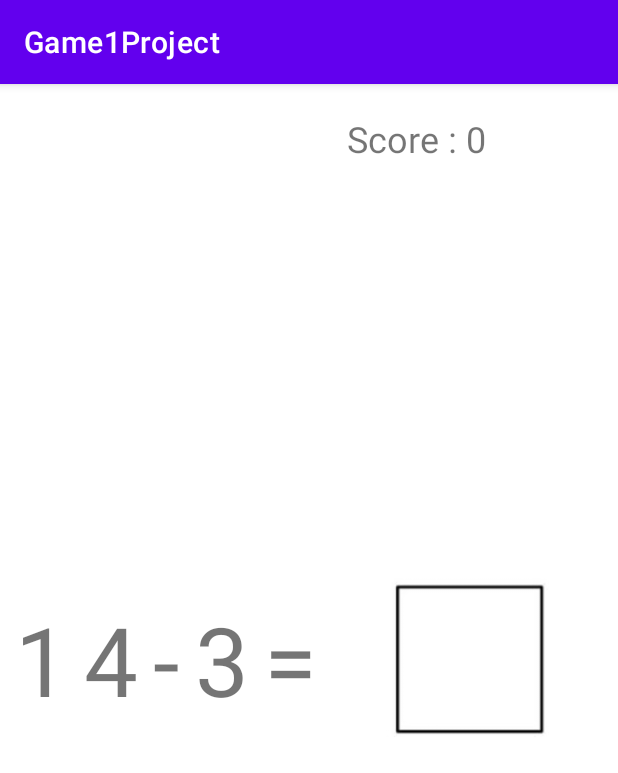
After one commit to leolina07122/Mobile-Application-Group-Project, an Android app: the Stage_Alex1 screen opened directly, with no data from a screen before it, on a phone screen of 412 x 824 dp. The commit adds this screen. Shown: the top 773 px of the screen. Run offline under Robolectric (Android 15) with nearby library versions, the phone set to English and light mode, and no system bars.

Commit message:
Complete two stage by Lee Ming

```diff
--- a/app/build.gradle
+++ b/app/build.gradle
@@ -26,6 +26,9 @@ android {
         sourceCompatibility JavaVersion.VERSION_1_8
         targetCompatibility JavaVersion.VERSION_1_8
     }
+    buildFeatures {
+        viewBinding true
+    }
 }
 
 dependencies {
@@ -33,6 +36,8 @@ dependencies {
     implementation 'androidx.appcompat:appcompat:1.6.1'
     implementation 'com.google.android.material:material:1.8.0'
     implementation 'androidx.constraintlayout:constraintlayout:2.1.4'
+    implementation 'androidx.navigation:navigation-fragment:2.4.1'
+    implementation 'androidx.navigation:navigation-ui:2.4.1'
     testImplementation 'junit:junit:4.13.2'
     androidTestImplementation 'androidx.test.ext:junit:1.1.5'
     androidTestImplementation 'androidx.test.espresso:espresso-core:3.5.1'
--- a/app/src/main/java/com/example/game1project/SecondStage.java
+++ b/app/src/main/java/com/example/game1project/SecondStage.java
@@ -196,7 +196,7 @@ public class SecondStage extends AppCompatActivity implements View.OnClickListen
                         bundle.putInt("score", score);
                         // Please change the class name to other class name that you are using
                         // To pass the data to another class
-                        Intent intent = new Intent(SecondStage.this,SecondStage.class);
+                        Intent intent = new Intent(SecondStage.this,Stage_Alex1.class);
                         // Add the Bundle to the Intent
                         intent.putExtras(bundle);
                         //  Jump to other activity
--- /dev/null
+++ b/app/src/main/java/com/example/game1project/Stage_Alex1.java
@@ -0,0 +1,145 @@
+package com.example.game1project;
+
+import androidx.appcompat.app.AppCompatActivity;
+import androidx.constraintlayout.widget.ConstraintLayout;
+
+import android.content.Context;
+import android.content.Intent;
+import android.content.SharedPreferences;
+import android.os.Bundle;
+import android.view.MotionEvent;
+import android.view.View;
+import android.widget.ImageView;
+import android.widget.RelativeLayout;
+import android.widget.TextView;
+
+
+public class Stage_Alex1 extends AppCompatActivity {
+
+    ImageView sa_ansloc;
+    TextView scv;
+    TextView one_img;
+    RelativeLayout parentView;
+
+    private int lastX;
+    private int lastY;
+    private int maxRight;
+    private int maxBottom;
+
+    int score = 0;
+
+    @Override
+    protected void onCreate(Bundle savedInstanceState) {
+        super.onCreate(savedInstanceState);
+        setContentView(R.layout.activity_stage_alex1);
+
+        parentView = findViewById(R.id.sa_rl);
+
+        scv = findViewById(R.id.sc);
+        sa_ansloc = findViewById(R.id.sa_ansloc);
+        one_img = findViewById(R.id.textView_num1);
+
+        SharedPreferences sharedPreferences = getSharedPreferences("MyPrefs", Context.MODE_PRIVATE);
+
+        Bundle bundle = getIntent().getExtras();
+
+        if (bundle!=null)
+            if(bundle.containsKey("score"))
+                score = bundle.getInt("score");
+
+        one_img.setOnTouchListener(new View.OnTouchListener() {
+            @Override
+            public boolean onTouch(View view, MotionEvent motionEvent) {
+                return imgAction(motionEvent, one_img);
+            }
+        });
+
+        scv.setText("Score : " + score);
+
+    }
+
+    public boolean imgAction(MotionEvent motionEvent, View view){
+
+        int eventX = (int) motionEvent.getRawX();
+        int eventY = (int) motionEvent.getRawY();
+
+        switch (motionEvent.getAction()) {
+            case MotionEvent.ACTION_UP:
+                if(isViewOverlapping(view, sa_ansloc)) {
+
+                    Bundle bundle = new Bundle();
+                    score+=10;
+                    bundle.putInt("score", score);
+
+                    Intent intent = new Intent(Stage_Alex1.this,Stage_Alex2.class);
+                    intent.putExtras(bundle);
+                    startActivity(intent);
+
+                }
+
+                break;
+            case MotionEvent.ACTION_DOWN:
+
+                if(maxRight==0) {
+                    maxRight = parentView.getRight();
+                    maxBottom = parentView.getBottom();
+                }
+
+                lastX =eventX;
+                lastY = eventY;
+
+                break;
+            case MotionEvent.ACTION_MOVE:
+
+                int dx = eventX-lastX;
+                int dy = eventY-lastY;
+
+                int left = view.getLeft()+dx;
+                int top = view.getTop()+dy;
+                int right = view.getRight()+dx;
+                int bottom = view.getBottom()+dy;
+
+                if(left<0) {
+                    right += -left;
+                    left = 0;
+                }
+                if(top<0) {
+                    bottom += -top;
+                    top = 0;
+                }
+                if(right>maxRight) {
+                    left -= right-maxRight;
+                    right = maxRight;
+                }
+                if(bottom>maxBottom) {
+                    top -= bottom-maxBottom;
+                    bottom = maxBottom;
+                }
+
+                view.layout(left, top, right, bottom);
+
+                lastX = eventX;
+                lastY = eventY;
+                break;
+
+            default:
+                break;
+        }
+
+        return true;
+    }
+
+
+    private boolean isViewOverlapping(View firstView, View secondView) {
+        int[] firstPosition = new int[2];
+        int[] secondPosition = new int[2];
+
+        firstView.measure(View.MeasureSpec.UNSPECIFIED, View.MeasureSpec.UNSPECIFIED);
+        firstView.getLocationOnScreen(firstPosition);
+        secondView.getLocationOnScreen(secondPosition);
+
+        int r = firstView.getMeasuredWidth() + firstPosition[0];
+        int l = secondPosition[0];
+        return r >= l && (r != 0 && l != 0);
+    }
+}
--- /dev/null
+++ b/app/src/main/res/layout/activity_stage_alex1.xml
@@ -0,0 +1,108 @@
+<?xml version="1.0" encoding="utf-8"?>
+<androidx.constraintlayout.widget.ConstraintLayout xmlns:android="http://schemas.android.com/apk/res/android"
+    xmlns:app="http://schemas.android.com/apk/res-auto"
+    xmlns:tools="http://schemas.android.com/tools"
+    android:id="@+id/sa_cl"
+    android:layout_width="match_parent"
+    android:layout_height="match_parent"
+    tools:context=".Stage_Alex1">
+
+    <RelativeLayout
+        android:id="@+id/sa_rl"
+        android:layout_width="match_parent"
+        android:layout_height="match_parent"
+        tools:layout_editor_absoluteX="191dp"
+        tools:layout_editor_absoluteY="185dp">
+
+        <TextView
+            android:id="@+id/sc"
+            android:layout_width="wrap_content"
+            android:layout_height="wrap_content"
+            android:layout_alignParentRight="true"
+            android:layout_marginTop="20dp"
+            android:layout_marginRight="88dp"
+            android:text="@string/score"
+            android:textSize="24dp" />
+
+        <ImageView
+            android:id="@+id/sa_ansloc"
+            android:layout_width="wrap_content"
+            android:layout_height="wrap_content"
+            android:layout_centerVertical="true"
+            android:layout_toRightOf="@id/textView_eq"
+            android:scaleX="1"
+            android:scaleY="1"
+            app:srcCompat="@drawable/sq" />
+
+        <TextView
+            android:id="@+id/textView_num1"
+            android:layout_width="wrap_content"
+            android:layout_height="wrap_content"
+            android:layout_centerHorizontal="false"
+            android:layout_centerVertical="true"
+            android:layout_marginLeft="10dp"
+            android:gravity="right|top"
+            android:text="1"
+            android:textSize="64sp"
+            app:autoSizeMaxTextSize="128sp"
+            tools:ignore="MissingConstraints" />
+
+        <TextView
+            android:id="@+id/textView_num4"
+            android:layout_width="wrap_content"
+            android:layout_height="wrap_content"
+            android:layout_centerHorizontal="false"
+            android:layout_centerVertical="true"
+            android:layout_marginLeft="10dp"
+            android:layout_toRightOf="@id/textView_num1"
+            android:gravity="right|top"
+            android:text="4"
+            android:textSize="64sp"
+            app:autoSizeMaxTextSize="128sp"
+            tools:ignore="MissingConstraints" />
+
+        <TextView
+            android:id="@+id/textView_num3"
+            android:layout_width="wrap_content"
+            android:layout_height="wrap_content"
+            android:layout_centerHorizontal="false"
+            android:layout_centerVertical="true"
+            android:layout_marginLeft="10dp"
+            android:layout_toRightOf="@id/textView_sub"
+            android:gravity="right|top"
+            android:text="3"
+            android:textSize="64sp"
+            app:autoSizeMaxTextSize="128sp"
+            tools:ignore="MissingConstraints" />
+
+        <TextView
+            android:id="@+id/textView_sub"
+            android:layout_width="wrap_content"
+            android:layout_height="wrap_content"
+            android:layout_centerHorizontal="false"
+            android:layout_centerVertical="true"
+            android:layout_marginLeft="10dp"
+            android:layout_toRightOf="@id/textView_num4"
+            android:gravity="right|top"
+            android:text="-"
+            android:textSize="64sp"
+            app:autoSizeMaxTextSize="128sp"
+            tools:ignore="MissingConstraints" />
+
+        <TextView
+            android:id="@+id/textView_eq"
+            android:layout_width="wrap_content"
+            android:layout_height="wrap_content"
+            android:layout_centerHorizontal="false"
+            android:layout_centerVertical="true"
+            android:layout_marginLeft="10dp"
+            android:layout_toRightOf="@id/textView_num3"
+            android:gravity="right|top"
+            android:text="="
+            android:textSize="64sp"
+            app:autoSizeMaxTextSize="128sp"
+            tools:ignore="MissingConstraints" />
+
+    </RelativeLayout>
+
+</androidx.constraintlayout.widget.ConstraintLayout>
--- /dev/null
+++ b/app/src/main/res/values-land/dimens.xml
@@ -0,0 +1,3 @@
+<resources>
+    <dimen name="fab_margin">48dp</dimen>
+</resources>
--- /dev/null
+++ b/app/src/main/res/values-w1240dp/dimens.xml
@@ -0,0 +1,3 @@
+<resources>
+    <dimen name="fab_margin">200dp</dimen>
+</resources>
--- /dev/null
+++ b/app/src/main/res/values-w600dp/dimens.xml
@@ -0,0 +1,3 @@
+<resources>
+    <dimen name="fab_margin">48dp</dimen>
+</resources>
--- /dev/null
+++ b/app/src/main/res/values/dimens.xml
@@ -0,0 +1,3 @@
+<resources>
+    <dimen name="fab_margin">16dp</dimen>
+</resources>
```
Also changed, not shown: app/src/main/AndroidManifest.xml (+9 -1 lines), app/src/main/java/com/example/game1project/Stage_Alex2.java (added, +162 -0 lines), app/src/main/res/layout/activity_stage_alex2.xml (added, +84 -0 lines), app/src/main/res/navigation/nav_graph.xml (added, +28 -0 lines), app/src/main/res/values/strings.xml (+12 -0 lines), app/src/main/res/values/themes.xml (+9 -0 lines), app/src/main/res/drawable/banana.png (added), app/src/main/res/drawable/bike.png (added), app/src/main/res/drawable/board.png (added), app/src/main/res/drawable/sq.png (added).
